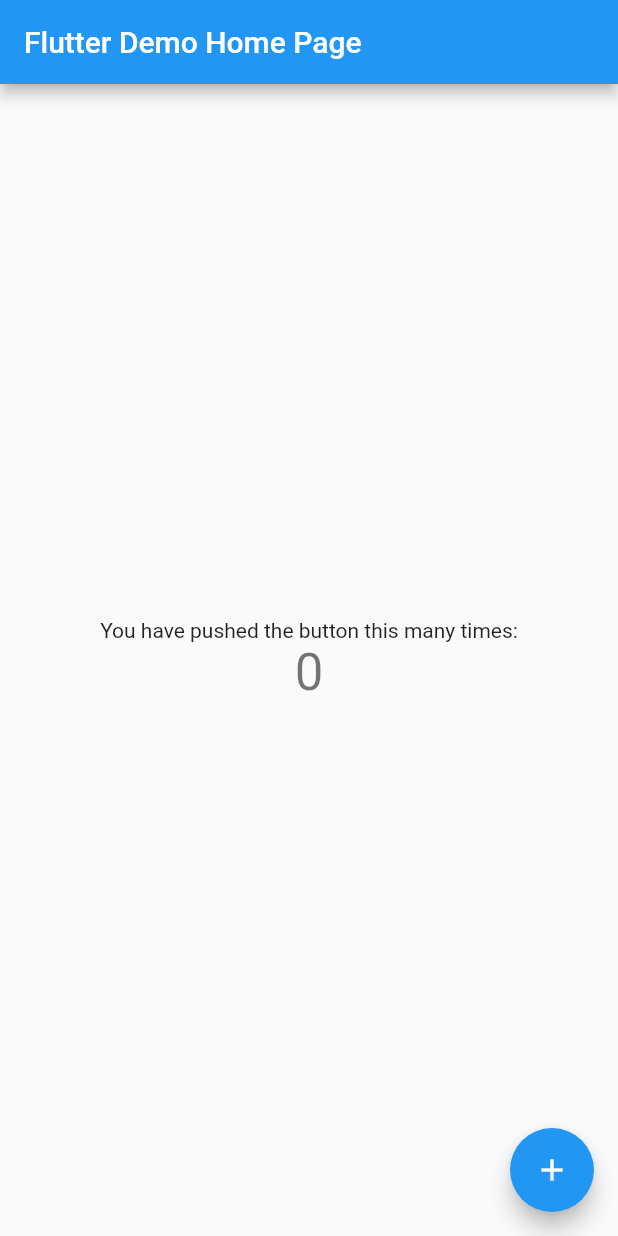
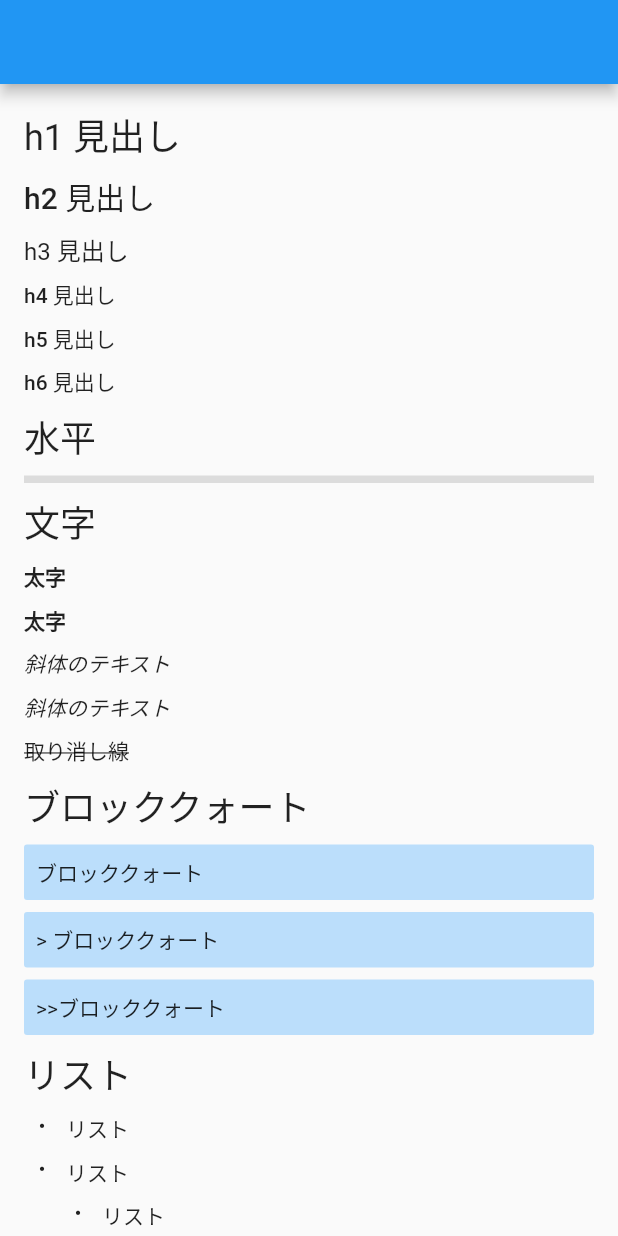
Before and after one commit to K-shir0/flutter_markdown_sample, a Flutter app: the screen it shows after launch, on a phone screen of 412 x 824 dp. Run offline on Flutter 3.47's test engine with Material 2 defaults, Android fonts, the phone set to English and light mode, and no system bars; our stand-ins replace flutter_markdown; missing offline and left inert: markdown.

Commit message:
update: markdownの処理を追加

````diff
--- a/lib/app.dart
+++ b/lib/app.dart
@@ -1,5 +1,6 @@
 import 'package:flutter/material.dart';
-import 'package:flutter_markdown_demo_app/screens/my_home_page.dart';
+
+import 'package:flutter_markdown_demo_app/screens/markdown_screen.dart';
 
 class App extends StatelessWidget {
   const App({Key? key}) : super(key: key);
@@ -7,11 +8,10 @@
   @override
   Widget build(BuildContext context) {
     return MaterialApp(
-      title: 'Flutter Demo',
-      theme: ThemeData(
-        primarySwatch: Colors.blue,
-      ),
-      home: const MyHomePage(title: 'Flutter Demo Home Page'),
-    );
+        title: 'Flutter Demo',
+        theme: ThemeData(
+          primarySwatch: Colors.blue,
+        ),
+        home: const MarkdownScreen());
   }
 }
--- /dev/null
+++ b/lib/screens/markdown_screen.dart
@@ -0,0 +1,232 @@
+import 'package:flutter/cupertino.dart';
+import 'package:flutter/material.dart';
+import 'package:flutter/services.dart';
+import 'package:flutter_markdown/flutter_markdown.dart';
+import 'package:markdown/markdown.dart' as md;
+import 'package:url_launcher/url_launcher.dart';
+
+class MarkdownScreen extends StatelessWidget {
+  const MarkdownScreen({Key? key}) : super(key: key);
+
+  @override
+  Widget build(BuildContext context) {
+    return Scaffold(
+      appBar: AppBar(),
+      body: Markdown(
+        selectable: true,
+        builders: {
+          'h1': CustomHeader1Builder(),
+          'pre': CustomPreBuilder(),
+          'blockquote': CustomBlockQuoteBuilder(),
+        },
+        imageBuilder: (uri, _, __) {
+          return Center(
+            child: Image.network(
+              uri.toString(),
+            ),
+          );
+        },
+        onTapLink: (text, href, title) {
+          if (href != null) {
+            launch(href);
+          }
+        },
+        data: '''
+# h1 見出し
+## h2 見出し
+### h3 見出し
+#### h4 見出し
+##### h5 見出し
+###### h6 見出し
+
+# 水平
+---
+
+# 文字
+
+**太字**
+
+__太字__
+
+*斜体のテキスト*
+
+_斜体のテキスト_
+
+~~取り消し線~~
+
+# ブロッククォート
+
+> ブロッククォート
+>> ブロッククォート
+>>>ブロッククォート
+
+# リスト
+
+- リスト
+- リスト
+  - リスト
+
+1. リスト
+2. リスト
+3. リスト
+  1. リスト
+  2. リスト
+
+# コード
+
+インライン `code`
+
+``` dart
+print("Hello World");
+```
+
+# イメージ
+
+![](https://picsum.photos/200/300)
+
+# リンク
+
+[Zenn](https://zenn.dev/k_shir0)
+
+      ''',
+      ),
+    );
+  }
+}
+
+/// H1
+class CustomHeader1Builder extends MarkdownElementBuilder {
+  @override
+  Widget visitText(md.Text text, TextStyle? preferredStyle) {
+    return H1(text: text.text);
+  }
+}
+
+/// BlockQuote
+class CustomBlockQuoteBuilder extends MarkdownElementBuilder {
+  @override
+  Widget visitElementAfter(md.Element element, TextStyle? preferredStyle) {
+    return BlockQuote(text: element.textContent);
+  }
+
+  @override
+  Widget visitText(md.Text text, TextStyle? preferredStyle) {
+    return BlockQuote(text: text.text);
+  }
+}
+
+/// Pre
+class CustomPreBuilder extends MarkdownElementBuilder {
+  @override
+  Widget visitText(md.Text text, TextStyle? preferredStyle) {
+    return Pre(text: text.text);
+  }
+}
+
+class H1 extends StatelessWidget {
+  final String text;
+
+  const H1({Key? key, required this.text}) : super(key: key);
+
+  @override
+  Widget build(BuildContext context) {
+    return SelectableText.rich(
+      TextSpan(
+          text: text,
+          style: const TextStyle(
+            fontSize: 24,
+            fontWeight: FontWeight.bold,
+          )),
+    );
+  }
+}
+
+class BlockQuote extends StatelessWidget {
+  final String text;
+
+  const BlockQuote({
+    Key? key,
+    required this.text,
+  }) : super(key: key);
+
+  @override
+  Widget build(BuildContext context) {
+    return Column(
+      children: [
+        const SizedBox(height: 16),
+        IntrinsicHeight(
+          child: Row(
+            children: [
+              Container(
+                width: 4,
+                color: Theme.of(context).dividerColor,
+              ),
+              Flexible(
+                child: Padding(
+                  padding: const EdgeInsets.fromLTRB(8, 8, 0, 8),
+                  child: SelectableText(
+                    text,
+                    style: TextStyle(
+                      color: Theme.of(context).textTheme.caption?.color,
+                    ),
+                  ),
+                ),
+              ),
+            ],
+          ),
+        ),
+        const SizedBox(height: 8),
+      ],
+    );
+  }
+}
+
+class Pre extends StatelessWidget {
+  final String text;
+
+  const Pre({Key? key, required this.text}) : super(key: key);
+
+  @override
+  Widget build(BuildContext context) {
+    return Column(
+      children: [
+        const SizedBox(height: 16),
+        Stack(
+          alignment: Alignment.topRight,
+          children: [
+            Container(
+              width: double.infinity,
+              decoration: BoxDecoration(
+                color: Colors.black,
+                borderRadius: BorderRadius.circular(4),
+              ),
+              child: Padding(
+                padding: const EdgeInsets.fromLTRB(20, 20, 20, 4),
+                child: SelectableText(
+                  text,
+                  style: Theme.of(context)
+                      .textTheme
+                      .caption
+                      ?.copyWith(color: Colors.white),
+                ),
+              ),
+            ),
+            IconButton(
+              onPressed: () {
+                final data = ClipboardData(text: text);
+                Clipboard.setData(data);
+              },
+              tooltip: 'クリップボードにコピー',
+              icon: const Icon(
+                Icons.content_copy_outlined,
+                size: 20,
+                color: Colors.white,
+              ),
+            ),
+          ],
+        ),
+        const SizedBox(height: 16)
+      ],
+    );
+  }
+}
--- a/lib/screens/my_home_page.dart
+++ /dev/null
@@ -1,86 +0,0 @@
-import 'package:flutter/material.dart';
-
-class MyHomePage extends StatefulWidget {
-  const MyHomePage({Key? key, required this.title}) : super(key: key);
-
-  // This widget is the home page of your application. It is stateful, meaning
-  // that it has a State object (defined below) that contains fields that affect
-  // how it looks.
-
-  // This class is the configuration for the state. It holds the values (in this
-  // case the title) provided by the parent (in this case the App widget) and
-  // used by the build method of the State. Fields in a Widget subclass are
-  // always marked "final".
-
-  final String title;
-
-  @override
-  State<MyHomePage> createState() => _MyHomePageState();
-}
-
-class _MyHomePageState extends State<MyHomePage> {
-  int _counter = 0;
-
-  void _incrementCounter() {
-    setState(() {
-      // This call to setState tells the Flutter framework that something has
-      // changed in this State, which causes it to rerun the build method below
-      // so that the display can reflect the updated values. If we changed
-      // _counter without calling setState(), then the build method would not be
-      // called again, and so nothing would appear to happen.
-      _counter++;
-    });
-  }
-
-  @override
-  Widget build(BuildContext context) {
-    // This method is rerun every time setState is called, for instance as done
-    // by the _incrementCounter method above.
-    //
-    // The Flutter framework has been optimized to make rerunning build methods
-    // fast, so that you can just rebuild anything that needs updating rather
-    // than having to individually change instances of widgets.
-    return Scaffold(
-      appBar: AppBar(
-        // Here we take the value from the MyHomePage object that was created by
-        // the App.build method, and use it to set our appbar title.
-        title: Text(widget.title),
-      ),
-      body: Center(
-        // Center is a layout widget. It takes a single child and positions it
-        // in the middle of the parent.
-        child: Column(
-          // Column is also a layout widget. It takes a list of children and
-          // arranges them vertically. By default, it sizes itself to fit its
-          // children horizontally, and tries to be as tall as its parent.
-          //
-          // Invoke "debug painting" (press "p" in the console, choose the
-          // "Toggle Debug Paint" action from the Flutter Inspector in Android
-          // Studio, or the "Toggle Debug Paint" command in Visual Studio Code)
-          // to see the wireframe for each widget.
-          //
-          // Column has various properties to control how it sizes itself and
-          // how it positions its children. Here we use mainAxisAlignment to
-          // center the children vertically; the main axis here is the vertical
-          // axis because Columns are vertical (the cross axis would be
-          // horizontal).
-          mainAxisAlignment: MainAxisAlignment.center,
-          children: <Widget>[
-            const Text(
-              'You have pushed the button this many times:',
-            ),
-            Text(
-              '$_counter',
-              style: Theme.of(context).textTheme.headline4,
-            ),
-          ],
-        ),
-      ),
-      floatingActionButton: FloatingActionButton(
-        onPressed: _incrementCounter,
-        tooltip: 'Increment',
-        child: const Icon(Icons.add),
-      ), // This trailing comma makes auto-formatting nicer for build methods.
-    );
-  }
-}
````
